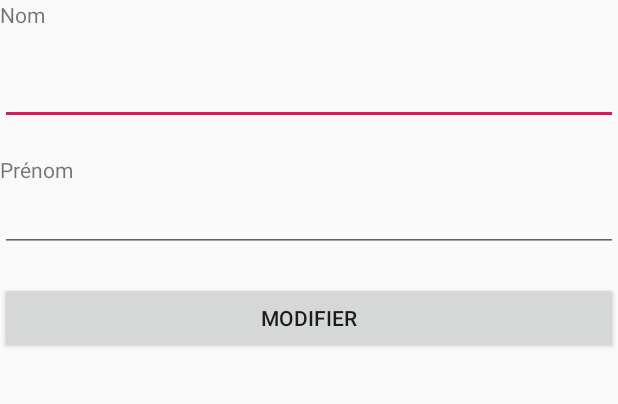
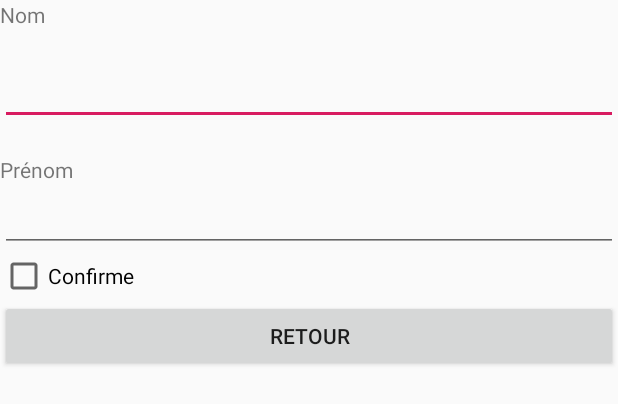
Before and after one commit to Rezoo7/Tutoriel_LP_Mobile, an Android app: the layout activity_invitation_details.xml on its own in the app's theme, with its tools: preview values and no code run, on a phone screen of 412 x 824 dp. Shown: the top 404 px of the screen. Run offline under Robolectric (Android 15) with nearby library versions, the phone set to English and light mode, and no system bars.

Commit message:
invit + petite

```diff
--- a/app/src/main/AndroidManifest.xml
+++ b/app/src/main/AndroidManifest.xml
@@ -9,7 +9,7 @@
         android:roundIcon="@mipmap/ic_launcher_round"
         android:supportsRtl="true"
         android:theme="@style/AppTheme">
-        <activity android:name=".ModifyInvit"></activity>
+        <activity android:name=".InvitationDetails"></activity>
         <activity android:name=".AddInvit" />
         <activity android:name=".Tuto2Activity" />
         <activity android:name=".MainActivity">
--- a/app/src/main/java/com/example/tutoriel_lp/AddInvit.java
+++ b/app/src/main/java/com/example/tutoriel_lp/AddInvit.java
@@ -31,7 +31,8 @@ public class AddInvit extends AppCompatActivity {
                 Invitation invit = new Invitation(name,pre);
 
                 Intent intent = new Intent();
-                intent.putExtra("invit",invit.toString());
+                intent.putExtra("invit_string",invit.toString());
+                intent.putExtra("invite_add",invit);
 
                 setResult(Activity.RESULT_OK,intent);
                 finish();
--- a/app/src/main/java/com/example/tutoriel_lp/ModifyInvit.java
+++ /dev/null
@@ -1,14 +0,0 @@
-package com.example.tutoriel_lp;
-
-import androidx.appcompat.app.AppCompatActivity;
-
-import android.os.Bundle;
-
-public class ModifyInvit extends AppCompatActivity {
-
-    @Override
-    protected void onCreate(Bundle savedInstanceState) {
-        super.onCreate(savedInstanceState);
-        setContentView(R.layout.activity_modify_invit);
-    }
-}
--- a/app/src/main/res/layout/activity_modify_invit.xml
+++ b/app/src/main/res/layout/activity_invitation_details.xml
@@ -12,13 +12,13 @@
         android:orientation="vertical">
 
         <TextView
-            android:id="@+id/text_nom"
+            android:id="@+id/text_nom_details"
             android:layout_width="match_parent"
             android:layout_height="38dp"
             android:text="Nom" />
 
         <EditText
-            android:id="@+id/nom"
+            android:id="@+id/nom_details"
             android:layout_width="match_parent"
             android:layout_height="wrap_content"
             android:ems="10"
@@ -26,27 +26,31 @@
             android:text="" />
 
         <TextView
-            android:id="@+id/text_prenom"
+            android:id="@+id/text_prenom_details"
             android:layout_width="match_parent"
             android:layout_height="wrap_content"
             android:layout_marginTop="20dp"
             android:text="Prénom" />
 
         <EditText
-            android:id="@+id/prenom"
+            android:id="@+id/prenom_details"
             android:layout_width="match_parent"
             android:layout_height="wrap_content"
             android:ems="10"
             android:inputType="textPersonName"
             android:text="" />
 
-
+        <CheckBox
+            android:id="@+id/cb_invit"
+            android:layout_width="match_parent"
+            android:layout_height="wrap_content"
+            android:text="Confirme" />
 
         <Button
-            android:id="@+id/btn_add"
+            android:id="@+id/retour"
             android:layout_width="match_parent"
             android:layout_height="wrap_content"
-            android:layout_marginTop="20dp"
-            android:text="Modifier" />
+            android:text="Retour" />
+
     </LinearLayout>
 </androidx.constraintlayout.widget.ConstraintLayout>
```
Also changed, not shown: app/src/main/java/com/example/tutoriel_lp/Invitation.java (+10 -1 lines), app/src/main/java/com/example/tutoriel_lp/InvitationDetails.java (added, +50 -0 lines), app/src/main/java/com/example/tutoriel_lp/Tuto2Activity.java (+60 -14 lines).
